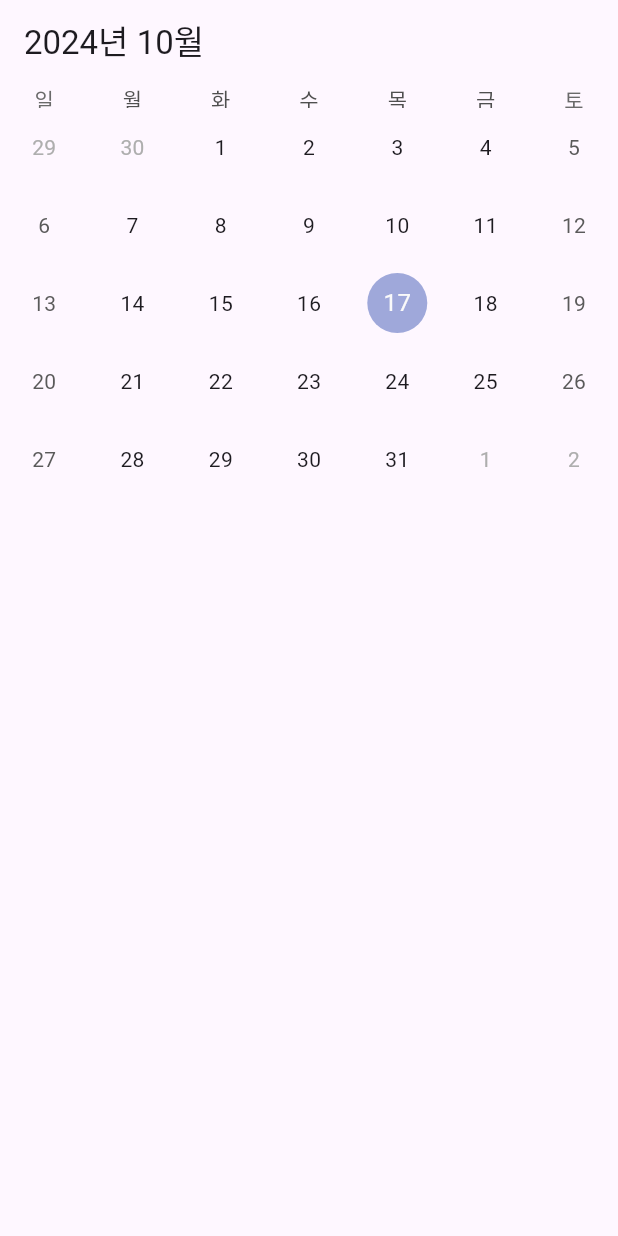
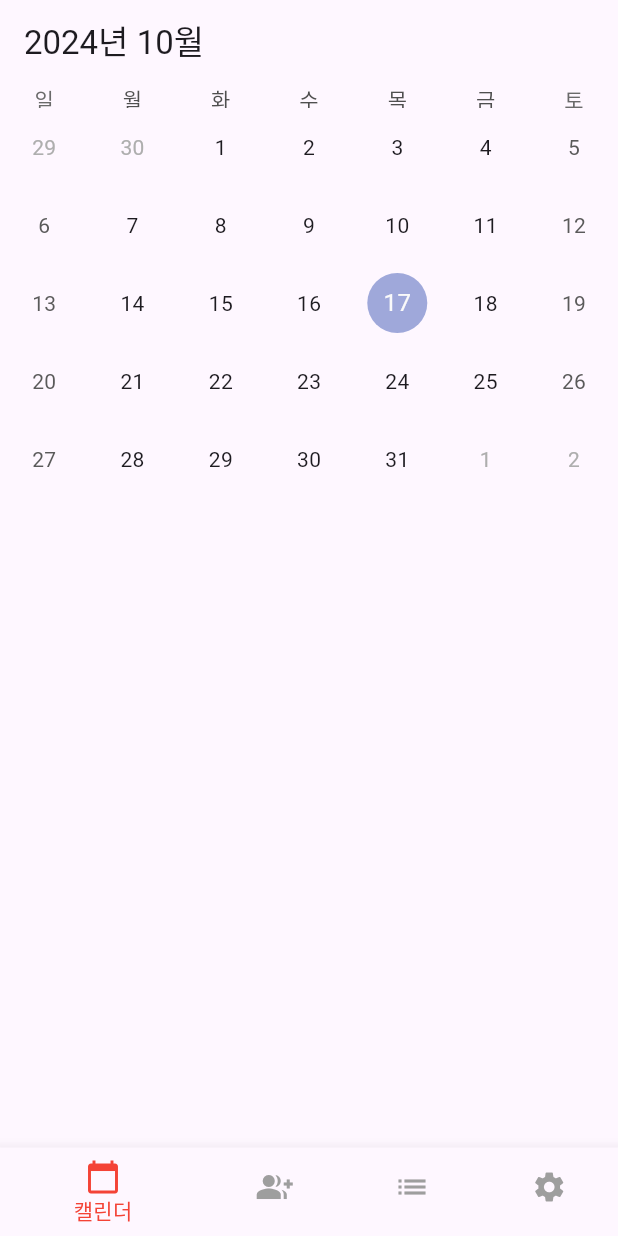
Before and after one commit to sjlee0303/2024_luckyton, a Flutter app: the screen it shows after launch, on a phone screen of 412 x 824 dp. Run offline on Flutter 3.47's test engine with Material 3 defaults, Android fonts, the phone set to English and light mode, and no system bars; drawn by our look-alikes of table_calendar.

Commit message:
하단 네비게이션바 추가

```diff
--- a/lib/main.dart
+++ b/lib/main.dart
@@ -17,7 +17,60 @@ class MyApp extends StatelessWidget {
       theme: ThemeData(
         primarySwatch: Colors.blue,
       ),
-      home: CalendarPage(),
+      home: MainPage(),
+    );
+  }
+}
+
+class MainPage extends StatefulWidget {
+  @override
+  _MainPageState createState() => _MainPageState();
+}
+
+class _MainPageState extends State<MainPage> {
+  int _currentIndex = 0;
+
+  final List<Widget> _pages = [
+    CalendarPage(),
+    FriendsPage(), // 친구 추가 페이지로 변경
+    PlaceholderWidget(Colors.grey, "Page 3"),
+    PlaceholderWidget(Colors.grey, "Page 4"),
+  ];
+
+  void _onTabTapped(int index) {
+    setState(() {
+      _currentIndex = index;
+    });
+  }
+
+  @override
+  Widget build(BuildContext context) {
+    return Scaffold(
+      body: _pages[_currentIndex],
+      bottomNavigationBar: BottomNavigationBar(
+        currentIndex: _currentIndex,
+        onTap: _onTabTapped,
+        selectedItemColor: Colors.red, // 선택된 탭의 아이콘 및 텍스트 색상
+        unselectedItemColor: Colors.grey, // 선택되지 않은 탭의 아이콘 및 텍스트 색상
+        items: [
+          BottomNavigationBarItem(
+            icon: Icon(Icons.calendar_today),
+            label: '캘린더',
+          ),
+          BottomNavigationBarItem(
+            icon: Icon(Icons.group_add),
+            label: '친구 추가', // 탭 이름 변경
+          ),
+          BottomNavigationBarItem(
+            icon: Icon(Icons.list),
+            label: 'Page 3',
+          ),
+          BottomNavigationBarItem(
+            icon: Icon(Icons.settings),
+            label: 'Page 4',
+          ),
+        ],
+      ),
     );
   }
 }
@@ -44,8 +97,8 @@ class _CalendarPageState extends State<CalendarPage> {
         children: [
           TableCalendar(
             locale: 'ko_KR',
-            firstDay: DateTime.utc(2020, 1, 1),
-            lastDay: DateTime.utc(2030, 12, 31),
+            firstDay: DateTime.utc(2014, 1, 1),
+            lastDay: DateTime.utc(2033, 12, 31),
             focusedDay: _focusedDay,
             calendarFormat: CalendarFormat.month,
             availableCalendarFormats: const {
@@ -279,3 +332,41 @@ class _DiaryPageState extends State<DiaryPage> {
     );
   }
 }
+
+class FriendsPage extends StatelessWidget {
+  @override
+  Widget build(BuildContext context) {
+    return Scaffold(
+      appBar: AppBar(
+        title: Text('친구 추가'),
+      ),
+      body: Center(
+        child: Text(
+          '친구 추가 페이지',
+          style: TextStyle(fontSize: 24),
+        ),
+      ),
+    );
+  }
+}
+
+// Placeholder Widget for additional pages
+class PlaceholderWidget extends StatelessWidget {
+  final Color color;
+  final String text;
+
+  PlaceholderWidget(this.color, this.text);
+
+  @override
+  Widget build(BuildContext context) {
+    return Container(
+      color: color,
+      child: Center(
+        child: Text(
+          text,
+          style: TextStyle(fontSize: 24, color: Colors.white),
+        ),
+      ),
+    );
+  }
+}
```
